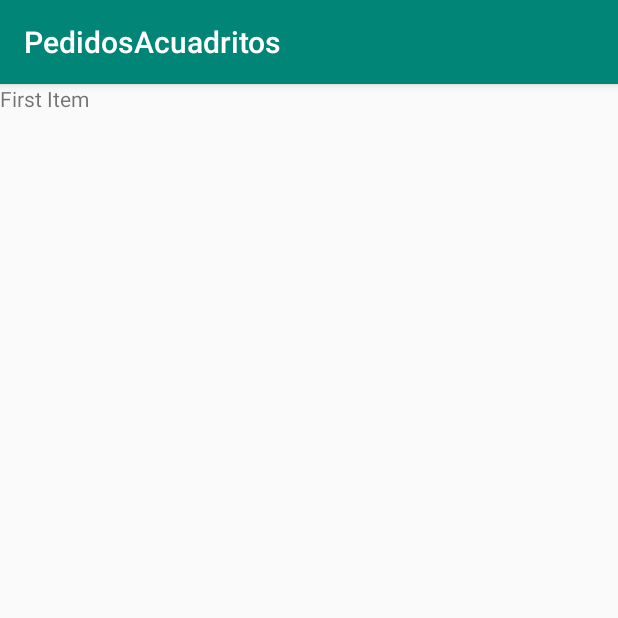
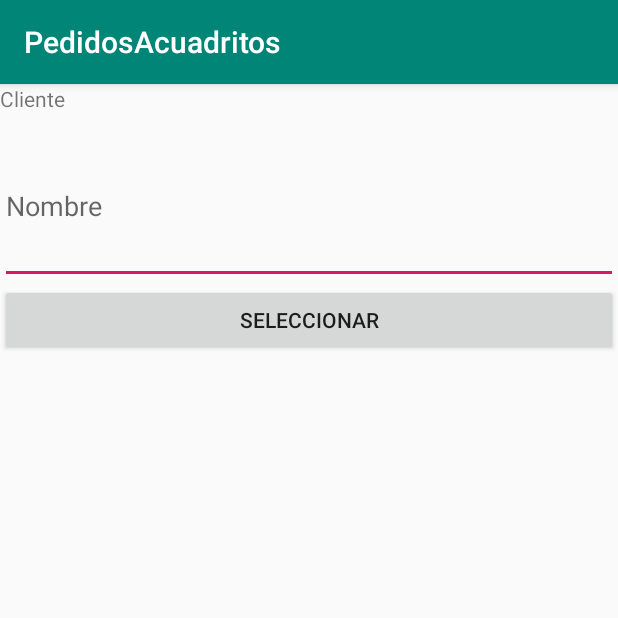
Before and after one commit to diegocabra/PedidosAcuadritos, an Android app: the fragment First_ClienteFragment shown on its own in the app's theme, on a phone screen of 412 x 824 dp, the top half of it. Run offline under Robolectric (Android 15) with nearby library versions, the phone set to English and light mode, and no system bars.

Commit message:
Revert "No recuerdo que hice, pero no anda. xD"
This reverts commit 48b2e169d03cca85b1c00f1a030917b3544ca7ac.

```diff
--- a/app/src/main/java/com/example/pedidosacuadritos/First_ClienteFragment.java
+++ b/app/src/main/java/com/example/pedidosacuadritos/First_ClienteFragment.java
@@ -25,7 +25,7 @@ public class First_ClienteFragment extends Fragment {
     public View onCreateView(LayoutInflater inflater, ViewGroup container,
                              Bundle savedInstanceState) {
         // Inflate the layout for this fragment
-        return inflater.inflate(R.layout.fragment_first, container, false);
+        return inflater.inflate(R.layout.fragment_cliente, container, false);
     }
 
 }
--- a/app/src/main/java/com/example/pedidosacuadritos/Second_ProductoFragment.java
+++ b/app/src/main/java/com/example/pedidosacuadritos/Second_ProductoFragment.java
@@ -25,7 +25,7 @@ public class Second_ProductoFragment extends Fragment {
     public View onCreateView(LayoutInflater inflater, ViewGroup container,
                              Bundle savedInstanceState) {
         // Inflate the layout for this fragment
-        return inflater.inflate(R.layout.fragment_second, container, false);
+        return inflater.inflate(R.layout.fragment_producto, container, false);
     }
 
 }
--- /dev/null
+++ b/app/src/main/res/layout/fragment_cliente.xml
@@ -0,0 +1,41 @@
+<?xml version="1.0" encoding="utf-8"?>
+<FrameLayout xmlns:android="http://schemas.android.com/apk/res/android"
+    xmlns:tools="http://schemas.android.com/tools"
+    android:layout_width="match_parent"
+    android:layout_height="match_parent"
+    tools:context=".First_ClienteFragment">
+
+    <LinearLayout
+        android:layout_width="match_parent"
+        android:layout_height="match_parent"
+        android:orientation="vertical">
+
+        <LinearLayout
+            android:layout_width="match_parent"
+            android:layout_height="133dp"
+            android:orientation="vertical">
+
+            <TextView
+                android:id="@+id/tv_cliente"
+                android:layout_width="match_parent"
+                android:layout_height="29dp"
+                android:text="Cliente" />
+
+            <EditText
+                android:id="@+id/eT_Cliente"
+                android:layout_width="match_parent"
+                android:layout_height="wrap_content"
+                android:layout_weight="1"
+                android:ems="10"
+                android:hint="Nombre"
+                android:inputType="textPersonName" />
+        </LinearLayout>
+
+        <Button
+            android:id="@+id/bt_okCliente"
+            android:layout_width="match_parent"
+            android:layout_height="wrap_content"
+            android:text="Seleccionar" />
+
+    </LinearLayout>
+</FrameLayout>
--- a/app/src/main/res/layout/fragment_first.xml
+++ /dev/null
@@ -1,14 +0,0 @@
-<?xml version="1.0" encoding="utf-8"?>
-<FrameLayout xmlns:android="http://schemas.android.com/apk/res/android"
-    xmlns:tools="http://schemas.android.com/tools"
-    android:layout_width="match_parent"
-    android:layout_height="match_parent"
-    tools:context=".First_ClienteFragment">
-
-    <!-- TODO: Update blank fragment layout -->
-    <TextView
-        android:layout_width="match_parent"
-        android:layout_height="match_parent"
-        android:text="First Item" />
-
-</FrameLayout>
--- a/app/src/main/res/layout/fragment_second.xml
+++ /dev/null
@@ -1,14 +0,0 @@
-<?xml version="1.0" encoding="utf-8"?>
-<FrameLayout xmlns:android="http://schemas.android.com/apk/res/android"
-    xmlns:tools="http://schemas.android.com/tools"
-    android:layout_width="match_parent"
-    android:layout_height="match_parent"
-    tools:context=".Second_ProductoFragment">
-
-    <!-- TODO: Update blank fragment layout -->
-    <TextView
-        android:layout_width="match_parent"
-        android:layout_height="match_parent"
-        android:text="second Item" />
-
-</FrameLayout>
```
